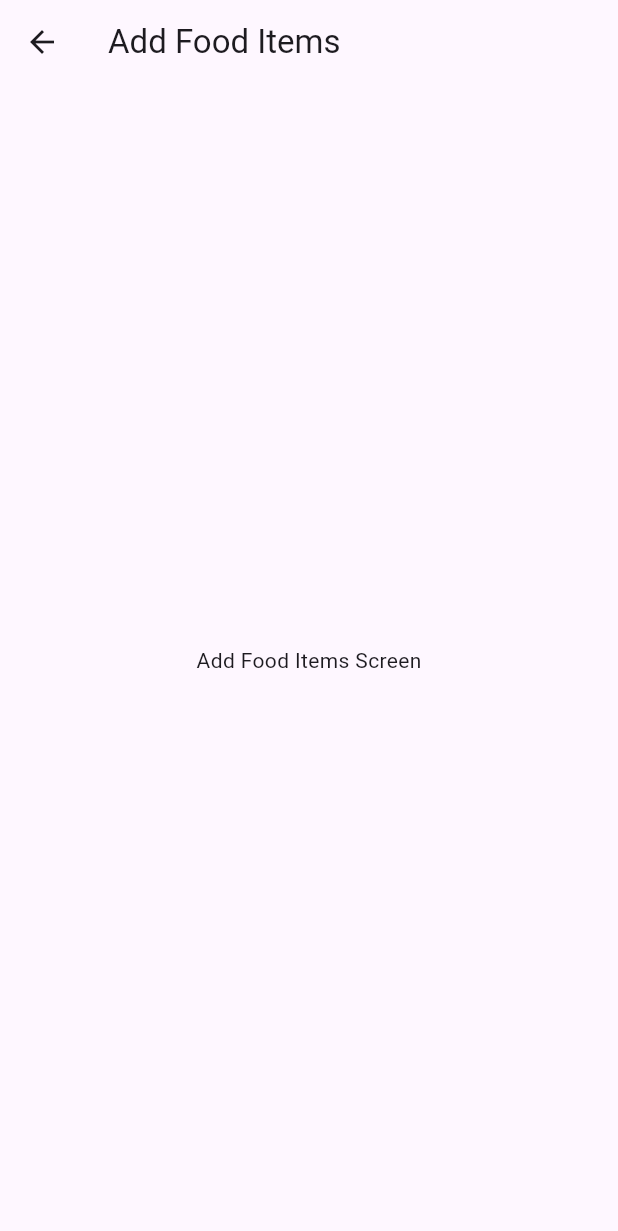
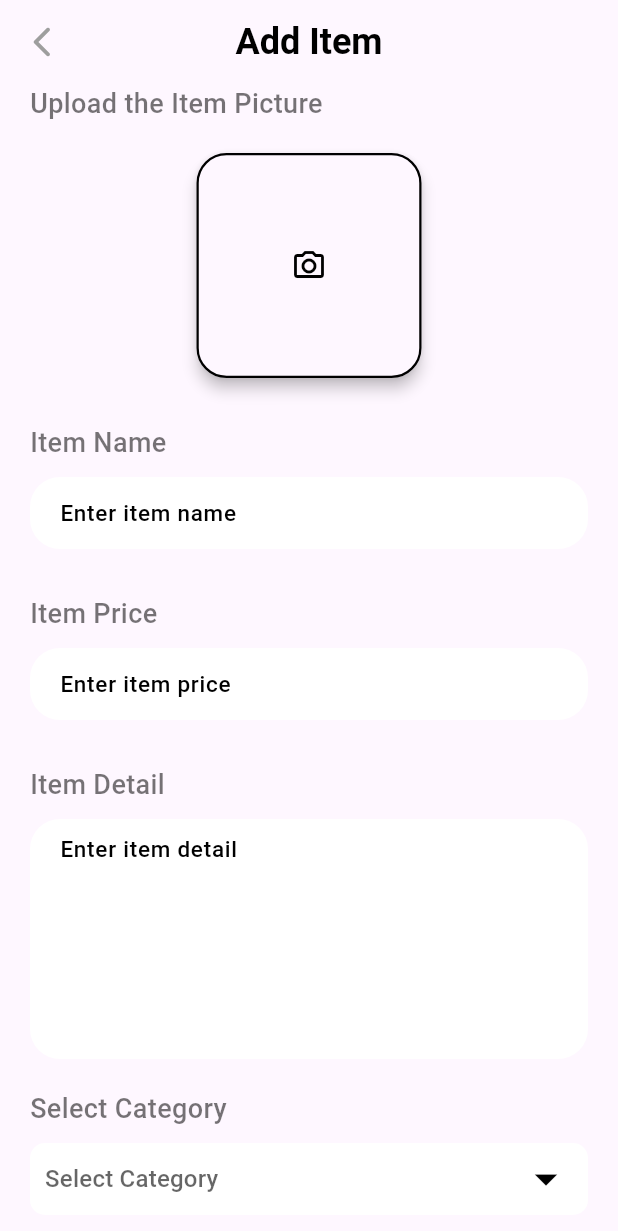
Before and after one commit to Sanh666/fooddeliveryapp, a Flutter app: the HomeAdmin screen opened directly, after a tap on "Add Food Items", on a phone screen of 412 x 824 dp. Shown: the top 1231 px of the screen. Run offline on Flutter 3.47's test engine with Material 3 defaults, Android fonts, the phone set to English and light mode, and no system bars; our stand-ins replace cloud_firestore, firebase_auth, firebase_core, firebase_storage, image_picker, random_string; accounts and stored records are empty; network calls fail.

Commit message:
Initial commit

```diff
--- /dev/null
+++ b/lib/Admin/add_food.dart
@@ -0,0 +1,241 @@
+import 'dart:io';
+import 'package:firebase_storage/firebase_storage.dart';
+import 'package:flutter/material.dart';
+import 'package:fooddelivery/database.dart';
+import 'package:fooddelivery/wiget_support.dart';
+import 'package:image_picker/image_picker.dart';
+import 'home_admin.dart';
+import 'package:random_string/random_string.dart'; // Make sure to add this dependency in your pubspec.yaml
+
+class AddFood extends StatefulWidget {
+  const AddFood({Key? key}) : super(key: key);
+
+  @override
+  State<AddFood> createState() => _AddFoodState();
+}
+
+class _AddFoodState extends State<AddFood> {
+  final List<String> items = ['Ice-cream', 'Burger', 'Salad', 'Pizza'];
+  String? value;
+  TextEditingController nameController = TextEditingController();
+  TextEditingController priceController = TextEditingController();
+  TextEditingController detailsController = TextEditingController();
+  final ImagePicker _picker = ImagePicker();
+  File? selectedImage;
+
+  Future<void> getImage() async {
+    final pickedImage = await _picker.pickImage(source: ImageSource.gallery);
+    if (pickedImage != null) {
+      setState(() {
+        selectedImage = File(pickedImage.path);
+      });
+    }
+  }
+
+  Future<void> uploadItem() async {
+    if (selectedImage != null &&
+        nameController.text.isNotEmpty &&
+        priceController.text.isNotEmpty &&
+        detailsController.text.isNotEmpty &&
+        value != null) {
+      String addId = randomAlphaNumeric(10);
+
+      Reference firebaseStorageRef = FirebaseStorage.instance
+          .ref()
+          .child("blogImages")
+          .child(addId);
+      final UploadTask task = firebaseStorageRef.putFile(selectedImage!);
+      var downloadUrl = await (await task).ref.getDownloadURL();
+      Map<String, dynamic> addItem = {
+        "Image": downloadUrl,
+        "name": nameController.text,
+        "Price": priceController.text,
+        "Details": detailsController.text,
+        "Category": value,
+      };
+      await DatabaseMethods().addFoodItem(addItem, addId).then((value) {
+        ScaffoldMessenger.of(context).showSnackBar(
+          SnackBar(
+            backgroundColor: Colors.orangeAccent,
+            content: Text(
+              "Food Item Added",
+              style: TextStyle(fontSize: 18.0),
+            ),
+          ),
+        );
+      }).catchError((e) {
+        ScaffoldMessenger.of(context).showSnackBar(
+          SnackBar(
+            backgroundColor: Colors.red,
+            content: Text(
+              "Failed to Add Food Item",
+              style: TextStyle(fontSize: 18.0),
+            ),
+          ),
+        );
+      });
+    }
+  }
+
+  @override
+  Widget build(BuildContext context) {
+    return Scaffold(
+      appBar: AppBar(
+        leading: GestureDetector(
+          onTap: () {
+            Navigator.push(
+              context,
+              MaterialPageRoute(builder: (context) => HomeAdmin()),
+            );
+          },
+          child: Icon(Icons.arrow_back_ios_new_rounded, color: Colors.grey),
+        ),
+        centerTitle: true,
+        title: Text("Add Item", style: AppWidget.headlineTextFieldStyle()),
+      ),
+      body: SingleChildScrollView(
+        child: Container(
+          margin: EdgeInsets.only(left: 20.0, right: 20.0, bottom: 30.0),
+          child: Column(
+            crossAxisAlignment: CrossAxisAlignment.start,
+            children: [
+              Text("Upload the Item Picture", style: AppWidget.semiBoldTextFieldStyle()),
+              SizedBox(height: 20.0),
+              GestureDetector(
+                onTap: getImage,
+                child: Center(
+                  child: Material(
+                    elevation: 4.0,
+                    borderRadius: BorderRadius.circular(20),
+                    child: Container(
+                      height: 150,
+                      width: 150,
+                      decoration: BoxDecoration(
+                        border: Border.all(color: Colors.black, width: 1.5),
+                        borderRadius: BorderRadius.circular(20),
+                      ),
+                      child: selectedImage == null
+                          ? Icon(Icons.camera_alt_outlined, color: Colors.black)
+                          : Image.file(selectedImage!, fit: BoxFit.cover),
+                    ),
+                  ),
+                ),
+              ),
+              SizedBox(height: 30.0),
+              Text("Item Name", style: AppWidget.semiBoldTextFieldStyle()),
+              SizedBox(height: 10.0),
+              Container(
+                padding: EdgeInsets.symmetric(horizontal: 20.0),
+                width: MediaQuery.of(context).size.width,
+                decoration: BoxDecoration(
+                  color: Colors.white,
+                  borderRadius: BorderRadius.circular(20),
+                ),
+                child: TextField(
+                  controller: nameController,
+                  decoration: InputDecoration(
+                    border: InputBorder.none,
+                    hintText: "Enter item name",
+                    hintStyle: AppWidget.lightTextFieldStyle(),
+                  ),
+                ),
+              ),
+              SizedBox(height: 30.0),
+              Text("Item Price", style: AppWidget.semiBoldTextFieldStyle()),
+              SizedBox(height: 10.0),
+              Container(
+                padding: EdgeInsets.symmetric(horizontal: 20.0),
+                width: MediaQuery.of(context).size.width,
+                decoration: BoxDecoration(
+                  color: Colors.white,
+                  borderRadius: BorderRadius.circular(20),
+                ),
+                child: TextField(
+                  controller: priceController,
+                  decoration: InputDecoration(
+                    border: InputBorder.none,
+                    hintText: "Enter item price",
+                    hintStyle: AppWidget.lightTextFieldStyle(),
+                  ),
+                ),
+              ),
+              SizedBox(height: 30.0),
+              Text("Item Detail", style: AppWidget.semiBoldTextFieldStyle()),
+              SizedBox(height: 10.0),
+              Container(
+                padding: EdgeInsets.symmetric(horizontal: 20.0),
+                width: MediaQuery.of(context).size.width,
+                decoration: BoxDecoration(
+                  color: Colors.white,
+                  borderRadius: BorderRadius.circular(20),
+                ),
+                child: TextField(
+                  maxLines: 6,
+                  controller: detailsController,
+                  decoration: InputDecoration(
+                    border: InputBorder.none,
+                    hintText: "Enter item detail",
+                    hintStyle: AppWidget.lightTextFieldStyle(),
+                  ),
+                ),
+              ),
+              SizedBox(height: 20.0),
+              Text("Select Category", style: AppWidget.semiBoldTextFieldStyle()),
+              SizedBox(height: 10.0),
+              Container(
+                padding: EdgeInsets.symmetric(horizontal: 10.0),
+                width: MediaQuery.of(context).size.width,
+                decoration: BoxDecoration(
+                  color: Colors.white,
+                  borderRadius: BorderRadius.circular(10),
+                ),
+                child: DropdownButtonHideUnderline(
+                  child: DropdownButton<String>(
+                    items: items.map((item) {
+                      return DropdownMenuItem<String>(
+                        value: item,
+                        child: Text(item, style: TextStyle(fontSize: 18, color: Colors.black)),
+                      );
+                    }).toList(),
+                    onChanged: (value) => setState(() {
+                      this.value = value;
+                    }),
+                    dropdownColor: Colors.white,
+                    hint: Text("Select Category"),
+                    iconSize: 36,
+                    icon: Icon(Icons.arrow_drop_down, color: Colors.black),
+                    value: value,
+                  ),
+                ),
+              ),
+              SizedBox(height: 20.0),
+              Material(
+                elevation: 5.0,
+                borderRadius: BorderRadius.circular(10),
+                child: GestureDetector(
+                  onTap: uploadItem,
+                  child: Center(
+                    child: Container(
+                      padding: EdgeInsets.symmetric(vertical: 15.0),
+                      width: double.infinity,
+                      decoration: BoxDecoration(
+                        borderRadius: BorderRadius.circular(10),
+                        color: Colors.blue,
+                      ),
+                      child: Center(
+                        child: Text(
+                          "Add",
+                          style: TextStyle(color: Colors.white, fontSize: 20.0, fontWeight: FontWeight.bold),
+                        ),
+                      ),
+                    ),
+                  ),
+                ),
+              ),
+            ],
+          ),
+        ),
+      ),
+    );
+  }
+}
--- a/lib/Admin/home_admin.dart
+++ b/lib/Admin/home_admin.dart
@@ -1,4 +1,6 @@
 import 'package:flutter/material.dart';
+
+import 'add_food.dart';
 
 class HomeAdmin extends StatelessWidget {
   @override
@@ -15,7 +17,7 @@ class HomeAdmin extends StatelessWidget {
               // Navigate to the AddFoodItems screen
               Navigator.push(
                 context,
-                MaterialPageRoute(builder: (context) => AddFoodItems()),
+                MaterialPageRoute(builder: (context) => AddFood()),
               );
             },
             child: Card(
@@ -34,7 +36,7 @@ class HomeAdmin extends StatelessWidget {
                         bottomLeft: Radius.circular(15),
                       ),
                       child: Image.network(
-                        'https://example.com/food-image.jpg', // Replace with your image URL
+                        'https://www.onceuponachef.com/images/2019/07/Big-Italian-Salad-1120x1449.jpg', // Replace with your image URL
                         width: 150,
                         height: 150,
                         fit: BoxFit.cover,
@@ -62,17 +64,3 @@ class HomeAdmin extends StatelessWidget {
     );
   }
 }
-
-class AddFoodItems extends StatelessWidget {
-  @override
-  Widget build(BuildContext context) {
-    return Scaffold(
-      appBar: AppBar(
-        title: Text('Add Food Items'),
-      ),
-      body: Center(
-        child: Text('Add Food Items Screen'),
-      ),
-    );
-  }
-}
--- /dev/null
+++ b/lib/database.dart
@@ -0,0 +1,20 @@
+import 'package:cloud_firestore/cloud_firestore.dart';
+
+class DatabaseMethods {
+  final FirebaseFirestore _firestore = FirebaseFirestore.instance;
+
+  Future<void> addUserDetail(Map<String, dynamic> userInfoMap, String id) async {
+    return await _firestore.collection('users').doc(id).set(userInfoMap);
+  }
+
+  Future<void> updateUserWallet(String id, String amount) async {
+    return await _firestore.collection('users').doc(id).update({"Wallet": amount});
+  }
+  Future<void> addFoodItem(Map<String, dynamic> userInfoMap, String id) async {
+    return await _firestore.collection('name').doc(id).set(userInfoMap);
+  }
+  Future <Stream<QuerySnapshot>> getFoodItem(String name)async
+  {
+    return await _firestore.collection (name).snapshots();
+  }
+}
--- a/lib/main.dart
+++ b/lib/main.dart
@@ -3,7 +3,9 @@ import 'package:flutter/material.dart';
 import 'package:firebase_core/firebase_core.dart';
 import 'package:fooddelivery/signup.dart';
 
+import 'Admin/add_food.dart';
 import 'Admin/admin_login.dart';
+import 'Admin/home_admin.dart';
 import 'bottomnav.dart';
 
 void main() async {
--- a/pubspec.yaml
+++ b/pubspec.yaml
@@ -38,6 +38,11 @@ dependencies:
   firebase_core: ^2.24.2
   cloud_firestore: ^4.14.0
   firebase_auth: ^4.16.0
+  image_picker: ^1.0.8
+  firebase_storage: ^11.6.0
+  random_string: ^2.3.1
+  http: ^1.1.0
+  shared_preferences: ^2.2.3
 
 
 dev_dependencies:
```
Also changed, not shown: lib/Home.dart (+194 -86 lines), pubspec.lock, 6 other files.
